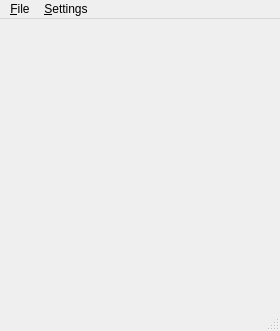
Above: src/ui/mainwindow.ui from hakaishi/nobleNote before the change. Below: the same form after it.
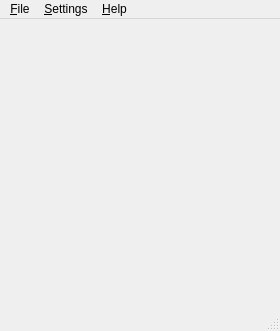
That is the form after the change. Icons and pictures are not drawn.

Commit message: added "about qt"

What changed in the file:
```diff
--- a/src/ui/mainwindow.ui
+++ b/src/ui/mainwindow.ui
@@ -42,8 +42,15 @@
     </property>
     <addaction name="action_Configure"/>
    </widget>
+   <widget class="QMenu" name="menu_Help">
+    <property name="title">
+     <string>&amp;Help</string>
+    </property>
+    <addaction name="actionAbout_Qt"/>
+   </widget>
    <addaction name="menuFile"/>
    <addaction name="menu_Settings"/>
+   <addaction name="menu_Help"/>
   </widget>
   <widget class="QStatusBar" name="statusbar"/>
   <action name="actionOpen">
```
Left out of the diff: 5 changed lines with no effect on the pictures. The commit also changes 1 other file.
